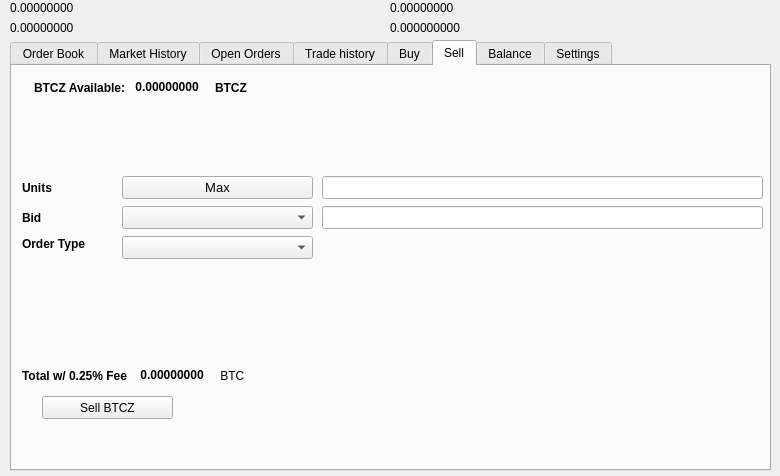
This is src/qt/forms/tradingdialog.ui in Carbon-Zero/CarbonZero as Qt 5 draws it before an edit. The edited form follows.
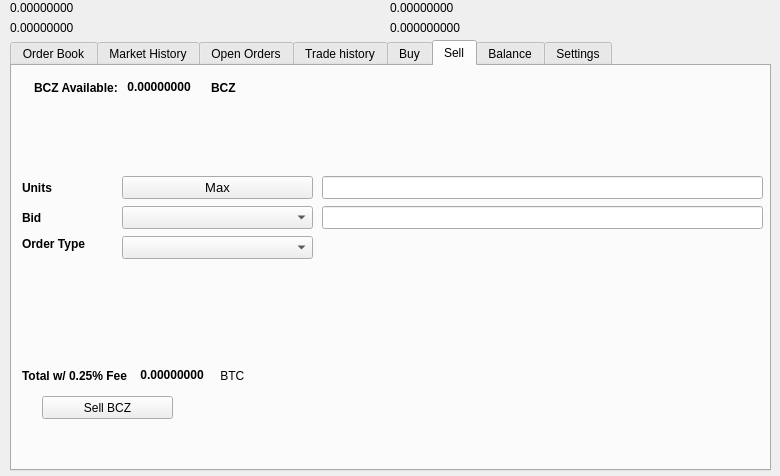
This is the edited form. The open tabs and pages were chosen to show the change. Icons and pictures are not drawn.

Diff of the .ui file:
```diff
--- a/src/qt/forms/tradingdialog.ui
+++ b/src/qt/forms/tradingdialog.ui
@@ -1751,7 +1751,7 @@
       </rect>
      </property>
      <property name="text">
-      <string>Sell BTCZ</string>
+      <string>Sell BCZ</string>
      </property>
      <property name="icon">
       <iconset resource="../carbonzero">
@@ -1777,7 +1777,7 @@
          </font>
         </property>
         <property name="text">
-         <string>BTCZ Available:</string>
+         <string>BCZ Available:</string>
         </property>
        </widget>
       </item>
@@ -2221,7 +2221,7 @@
          </font>
         </property>
         <property name="text">
-         <string>BTCZ</string>
+         <string>BCZ</string>
         </property>
        </widget>
       </item>
```
Left out of the diff: 34 changed lines with no effect on the pictures.
